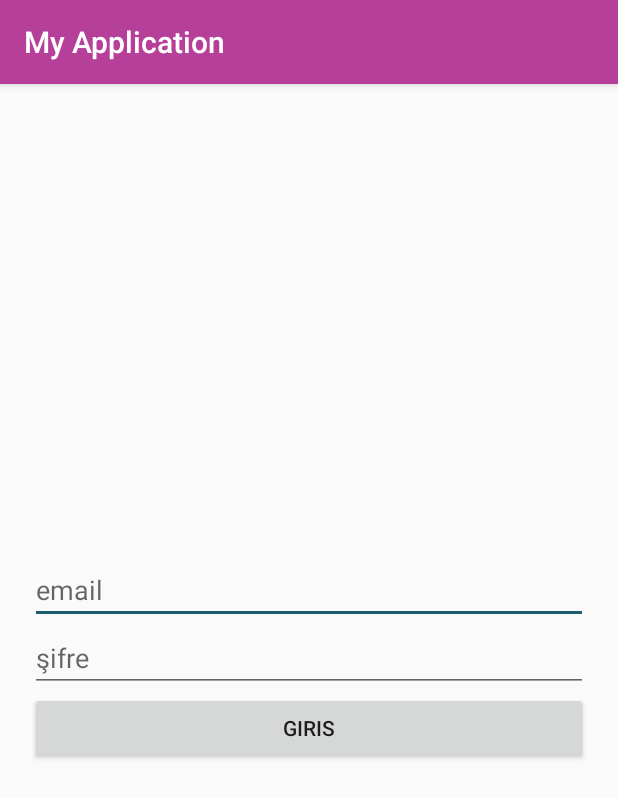
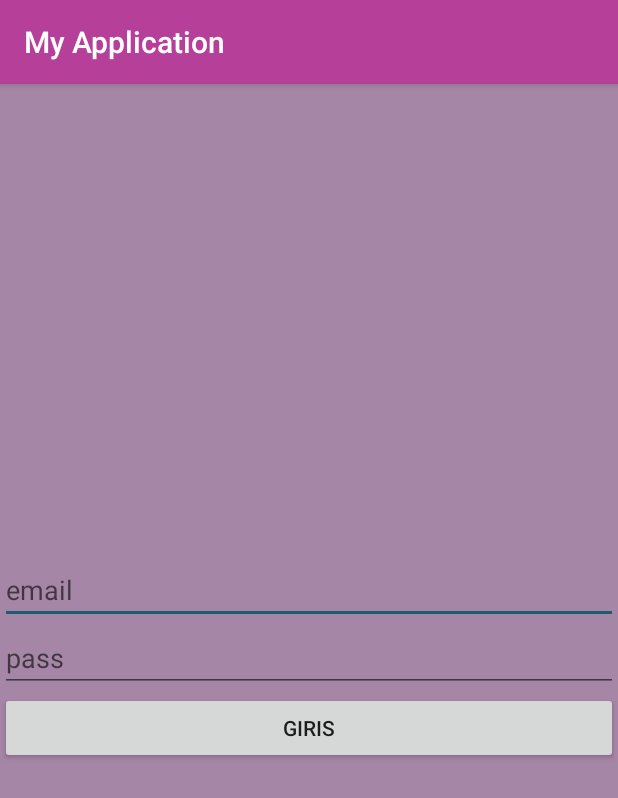
Before and after one commit to yerenutku/gelecegiyazankadinlar, an Android app: the screen it shows after launch (MainActivity), on a phone screen of 412 x 824 dp. Shown: the top 798 px of the screen. Run offline under Robolectric (Android 15) with nearby library versions, the phone set to English and light mode, and no system bars.

Commit message:
renk kullanma eklendi tekrar yapıldı padding margin farklarından bahsedildi string kullanımı farklarından bahsedildi

```diff
--- a/Uygulama1/app/src/main/res/layout/activity_main.xml
+++ b/Uygulama1/app/src/main/res/layout/activity_main.xml
@@ -5,21 +5,20 @@
     android:layout_height="match_parent"
     android:gravity="center"
     android:orientation="vertical"
-    android:layout_marginLeft="20dp"
-    android:layout_marginRight="20dp"
+    android:background="@color/colorMainBackground"
     tools:context="com.erenutku.myapplication.MainActivity">
 
     <EditText
         android:id="@+id/et1"
         android:layout_width="match_parent"
         android:layout_height="wrap_content"
-        android:hint="email" />
+        android:hint="@string/hint_email" />
 
     <EditText
         android:id="@+id/et2"
         android:layout_width="match_parent"
         android:layout_height="wrap_content"
-        android:hint="şifre" />
+        android:hint="@string/hint_pass" />
 
     <Button
         android:id="@+id/btNewActivity"
--- a/Uygulama1/app/src/main/res/layout/activity_second.xml
+++ b/Uygulama1/app/src/main/res/layout/activity_second.xml
@@ -4,6 +4,7 @@
     android:layout_width="match_parent"
     android:layout_height="match_parent"
     android:orientation="vertical"
+    android:background="@color/colorMainBackground"
     android:gravity="center"
     tools:context="com.erenutku.myapplication.SecondActivity">
     <ImageView
--- a/Uygulama1/app/src/main/res/values/colors.xml
+++ b/Uygulama1/app/src/main/res/values/colors.xml
@@ -3,4 +3,5 @@
     <color name="colorPrimary">#b53f99</color>
     <color name="colorPrimaryDark">#9f3057</color>
     <color name="colorAccent">#1e5d6e</color>
+    <color name="colorMainBackground">#a686a6</color>
 </resources>
--- a/Uygulama1/app/src/main/res/values/strings.xml
+++ b/Uygulama1/app/src/main/res/values/strings.xml
@@ -1,4 +1,7 @@
 <resources>
     <string name="app_name">My Application</string>
     <string name="ulke_secimi">Seçilen Ülke</string>
+    <string name="hint_email">email</string>
+    <string name="hint_pass">pass</string>
+    <string name="tiklandi">tıklandı</string>
 </resources>
```
